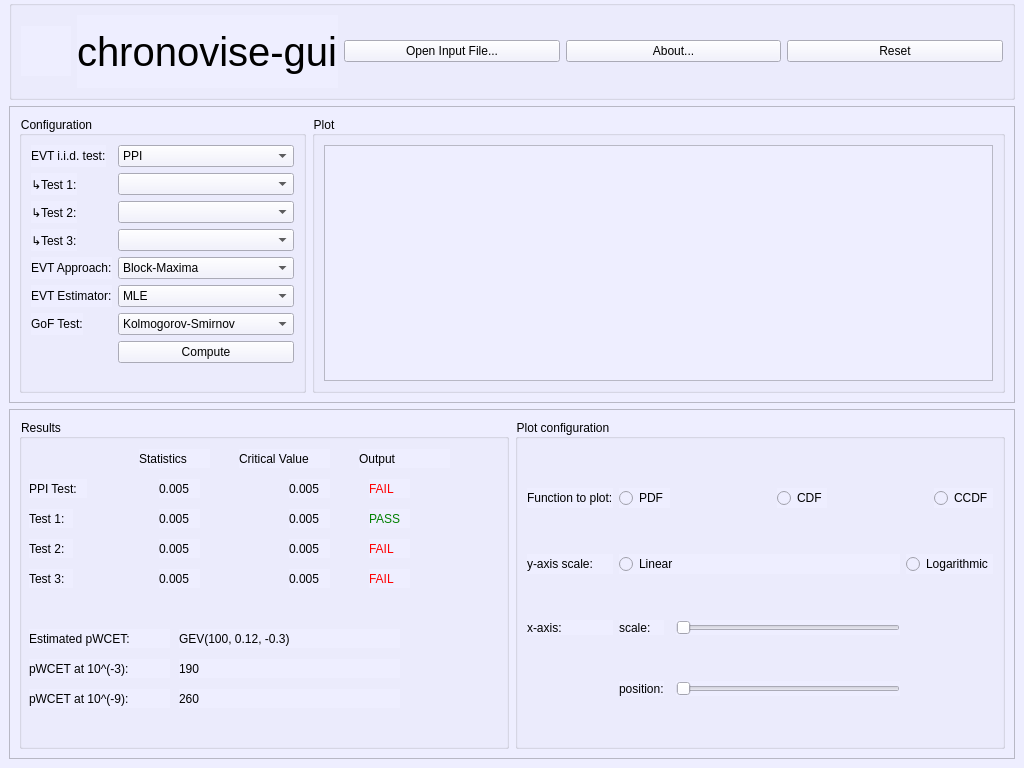
First picture: the form in gui/ui/mainwindow.ui, repository federeghe/chronovise, before the edit.
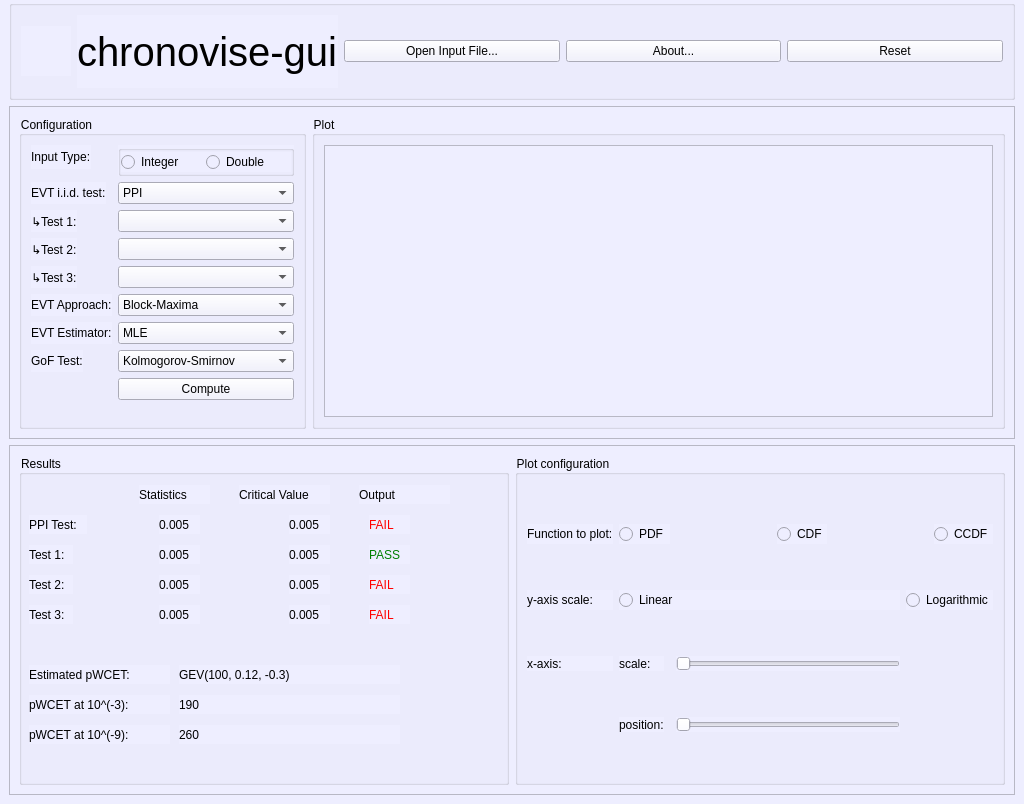
Second picture: the form after the edit. Icons and pictures are not drawn. Custom widgets are drawn as their Qt base class.

Commit message: add radio for input type

Patch:
```diff
--- a/gui/ui/mainwindow.ui
+++ b/gui/ui/mainwindow.ui
@@ -7,7 +7,7 @@
     <x>0</x>
     <y>0</y>
     <width>1024</width>
-    <height>768</height>
+    <height>804</height>
    </rect>
   </property>
   <property name="windowTitle">
@@ -127,14 +127,14 @@
           <string>Configuration</string>
          </property>
          <layout class="QFormLayout" name="formLayout">
-          <item row="0" column="0">
+          <item row="1" column="0">
            <widget class="QLabel" name="lbl_iid_test">
             <property name="text">
              <string>EVT i.i.d. test:</string>
             </property>
            </widget>
           </item>
-          <item row="0" column="1">
+          <item row="1" column="1">
            <widget class="QComboBox" name="cb_iid_test">
             <item>
              <property name="text">
@@ -148,7 +148,7 @@
             </item>
            </widget>
           </item>
-          <item row="1" column="0">
+          <item row="2" column="0">
            <widget class="QLabel" name="lbl_custom_test_1">
             <property name="sizePolicy">
              <sizepolicy hsizetype="Preferred" vsizetype="Preferred">
@@ -167,37 +167,37 @@
             </property>
            </widget>
           </item>
-          <item row="1" column="1">
+          <item row="2" column="1">
            <widget class="QComboBox" name="cb_custom_test_1"/>
           </item>
-          <item row="2" column="0">
+          <item row="3" column="0">
            <widget class="QLabel" name="lbl_custom_test_2">
             <property name="text">
              <string>↳Test 2:</string>
             </property>
            </widget>
           </item>
-          <item row="2" column="1">
+          <item row="3" column="1">
            <widget class="QComboBox" name="cb_custom_test_2"/>
           </item>
-          <item row="3" column="0">
+          <item row="4" column="0">
            <widget class="QLabel" name="lbl_custom_test_3">
             <property name="text">
              <string>↳Test 3:</string>
             </property>
            </widget>
           </item>
-          <item row="3" column="1">
+          <item row="4" column="1">
            <widget class="QComboBox" name="cb_custom_test_3"/>
           </item>
-          <item row="4" column="0">
+          <item row="5" column="0">
            <widget class="QLabel" name="lbl_EVT_approach">
             <property name="text">
              <string>EVT Approach:</string>
             </property>
            </widget>
           </item>
-          <item row="4" column="1">
+          <item row="5" column="1">
            <widget class="QComboBox" name="cb_EVT_approach">
             <item>
              <property name="text">
@@ -216,14 +216,14 @@
             </item>
            </widget>
           </item>
-          <item row="5" column="0">
+          <item row="6" column="0">
            <widget class="QLabel" name="lbl_EVT_estimator">
             <property name="text">
              <string>EVT Estimator:</string>
             </property>
            </widget>
           </item>
-          <item row="5" column="1">
+          <item row="6" column="1">
            <widget class="QComboBox" name="cb_EVT_estimator">
             <item>
              <property name="text">
@@ -237,14 +237,14 @@
             </item>
            </widget>
           </item>
-          <item row="6" column="0">
+          <item row="7" column="0">
            <widget class="QLabel" name="lbl_GoF_test">
             <property name="text">
              <string>GoF Test:</string>
             </property>
            </widget>
           </item>
-          <item row="6" column="1">
+          <item row="7" column="1">
            <widget class="QComboBox" name="cb_GoF_test">
             <item>
              <property name="text">
@@ -263,13 +263,64 @@
             </item>
            </widget>
           </item>
-          <item row="7" column="1">
+          <item row="8" column="1">
            <widget class="QPushButton" name="pb_compute">
             <property name="text">
              <string>Compute</string>
             </property>
            </widget>
           </item>
+          <item row="0" column="0">
+           <widget class="QLabel" name="label">
+            <property name="text">
+             <string>Input Type:</string>
+            </property>
+           </widget>
+          </item>
+          <item row="0" column="1">
+           <widget class="QGroupBox" name="gb_inputtype">
+            <property name="title">
+             <string/>
+            </property>
+            <property name="flat">
+             <bool>false</bool>
+            </property>
+            <layout class="QHBoxLayout" name="horizontalLayout_4">
+             <property name="spacing">
+              <number>0</number>
+             </property>
+             <property name="sizeConstraint">
+              <enum>QLayout::SetMinimumSize</enum>
+             </property>
+             <property name="leftMargin">
+              <number>0</number>
+             </property>
+             <property name="topMargin">
+              <number>0</number>
+             </property>
+             <property name="rightMargin">
+              <number>0</number>
+             </property>
+             <property name="bottomMargin">
+              <number>0</number>
+             </property>
+             <item>
+              <widget class="QRadioButton" name="rb_integer">
+               <property name="text">
+                <string>Integer</string>
+               </property>
+              </widget>
+             </item>
+             <item>
+              <widget class="QRadioButton" name="rb_double">
+               <property name="text">
+                <string>Double</string>
+               </property>
+              </widget>
+             </item>
+            </layout>
+           </widget>
+          </item>
          </layout>
         </widget>
        </item>
```
